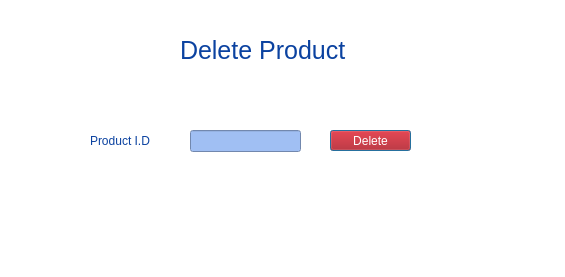
Before: the Qt Designer form Bhitti/deleteproduct.ui in BigyaDhungana/Bhitti_v2, drawn with Qt 5.
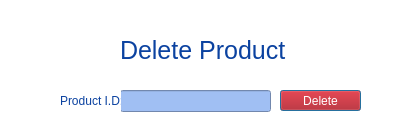
After: the same form once the commit is applied. Icons and pictures are not drawn.

What changed in the file:
```diff
--- a/Bhitti/deleteproduct.ui
+++ b/Bhitti/deleteproduct.ui
@@ -6,8 +6,8 @@
    <rect>
     <x>0</x>
     <y>0</y>
-    <width>565</width>
-    <height>277</height>
+    <width>402</width>
+    <height>137</height>
    </rect>
   </property>
   <property name="windowTitle">
@@ -19,9 +19,9 @@
   <widget class="QLineEdit" name="lineEdit">
    <property name="geometry">
     <rect>
-     <x>190</x>
-     <y>130</y>
-     <width>111</width>
+     <x>120</x>
+     <y>90</y>
+     <width>151</width>
      <height>22</height>
     </rect>
    </property>
@@ -32,7 +32,7 @@
   <widget class="QLabel" name="label">
    <property name="geometry">
     <rect>
-     <x>180</x>
+     <x>120</x>
      <y>30</y>
      <width>201</width>
      <height>41</height>
@@ -57,9 +57,9 @@
   <widget class="QLabel" name="label_2">
    <property name="geometry">
     <rect>
-     <x>90</x>
-     <y>130</y>
-     <width>71</width>
+     <x>60</x>
+     <y>90</y>
+     <width>61</width>
      <height>21</height>
     </rect>
    </property>
@@ -76,14 +76,14 @@
 font: 9pt &quot;Segoe UI&quot;;</string>
    </property>
    <property name="text">
-    <string>Product I.D</string>
+    <string>Product I.D:</string>
    </property>
   </widget>
   <widget class="QPushButton" name="Delete">
    <property name="geometry">
     <rect>
-     <x>330</x>
-     <y>130</y>
+     <x>280</x>
+     <y>90</y>
      <width>81</width>
      <height>21</height>
     </rect>
@@ -104,8 +104,8 @@
   <widget class="QLabel" name="label_3">
    <property name="geometry">
     <rect>
-     <x>60</x>
-     <y>30</y>
+     <x>40</x>
+     <y>20</y>
      <width>71</width>
      <height>61</height>
     </rect>
```
